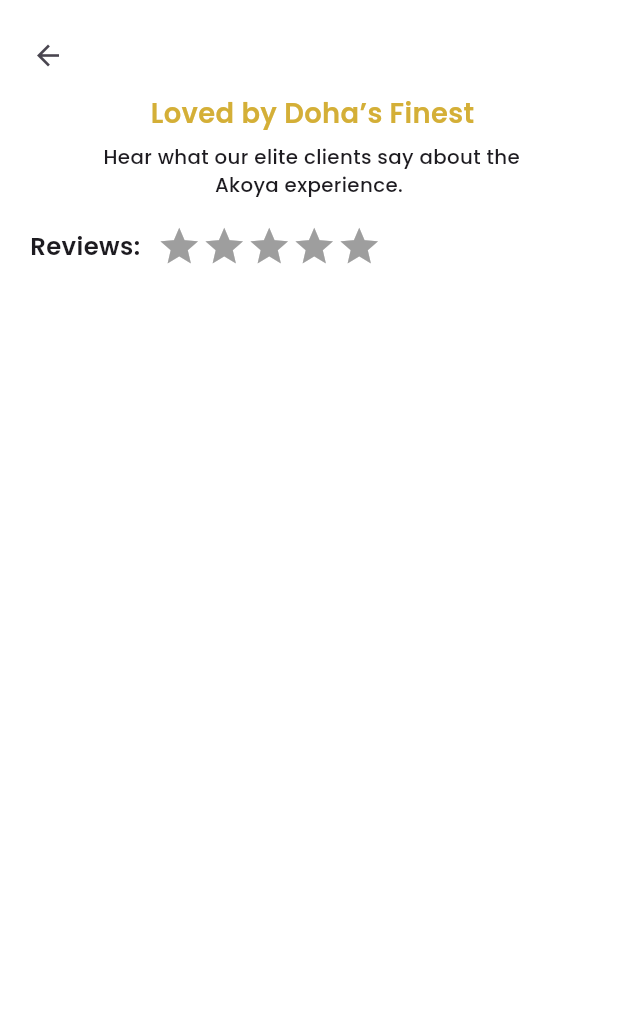
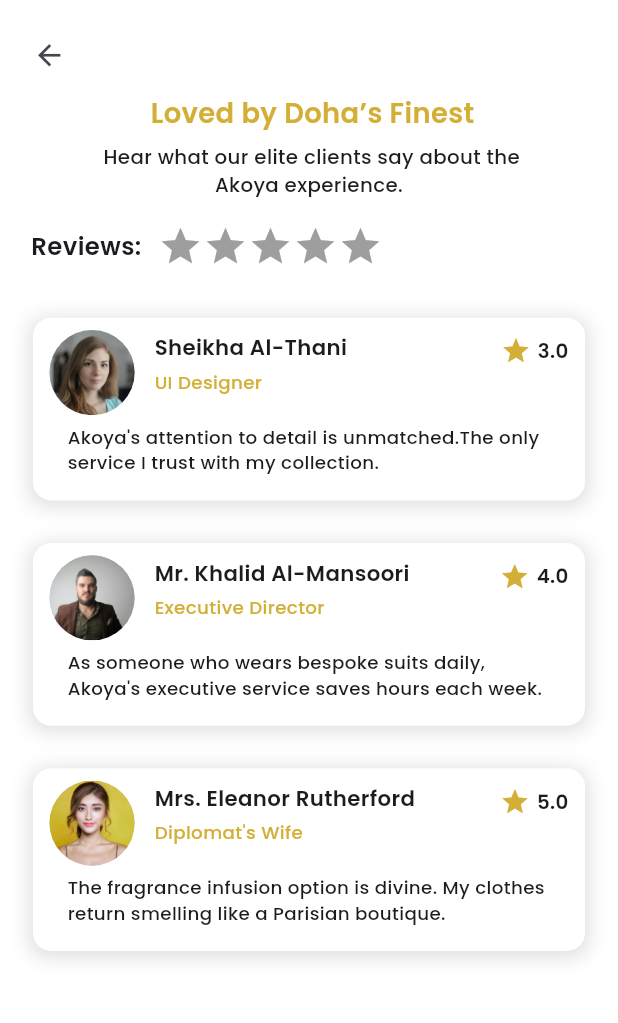
Before and after one commit to umais86/laundry_app, a Flutter app: the Testinomial screen opened directly, on a phone screen of 412 x 824 dp, the part 84-1107 px from its top. Run offline on Flutter 3.47's test engine with Material 3 defaults, Android fonts, the phone set to English and light mode, and no system bars; drawn by our look-alikes of flutter_rating_bar; our stand-ins replace flutter_screenutil, geocoding, geolocator, google_fonts, google_maps_flutter.

Commit message:
things added

```diff
--- a/lib/components/star_rating_card.dart
+++ b/lib/components/star_rating_card.dart
@@ -3,18 +3,112 @@
 import 'package:par_1/utils/colors.dart';
 
 class StarRatingCard extends StatelessWidget {
-  const StarRatingCard({super.key});
+  final String imagePath;
+  final String text;
+  final String text2;
+  final String text3;
+  final String text4;
+
+  const StarRatingCard({
+    super.key,
+    required this.imagePath,
+    required this.text,
+    required this.text2,
+    required this.text3,
+    required this.text4,
+  });
 
   @override
   Widget build(BuildContext context) {
     return Padding(
-      padding: const EdgeInsets.symmetric(horizontal: 12, vertical: 10),
+      padding: EdgeInsets.symmetric(horizontal: 12.w, vertical: 10.h),
       child: Container(
-        height: 115,
+        height: 120.h,
         width: double.infinity,
         decoration: BoxDecoration(
           color: white,
           borderRadius: BorderRadius.circular(12.r),
+          boxShadow: [
+            BoxShadow(
+              blurRadius: 10.r,
+              spreadRadius: 2.r,
+              offset: Offset(0, 2),
+              color: Colors.black12,
+            ),
+          ],
+        ),
+        child: Padding(
+          padding: EdgeInsets.symmetric(horizontal: 10.w),
+          child: Column(
+            children: [
+              Row(
+                crossAxisAlignment: CrossAxisAlignment.start,
+                children: [
+                  Padding(
+                    padding: EdgeInsets.only(top: 8.h),
+                    child: CircleAvatar(
+                      radius: 28.r,
+                      backgroundImage: AssetImage(imagePath),
+                    ),
+                  ),
+                  SizedBox(width: 12.w),
+                  Padding(
+                    padding: EdgeInsets.only(top: 10.h),
+                    child: Column(
+                      crossAxisAlignment: CrossAxisAlignment.start,
+                      children: [
+                        Text(
+                          text,
+                          style: TextStyle(
+                            fontSize: 14.sp,
+                            fontWeight: FontWeight.w600,
+                          ),
+                        ),
+                        SizedBox(height: 4.h),
+                        Text(
+                          text2,
+                          style: TextStyle(
+                            fontSize: 12.sp,
+                            color: txtColor,
+                            fontWeight: FontWeight.w500,
+                          ),
+                        ),
+                      ],
+                    ),
+                  ),
+                  Spacer(),
+                  Padding(
+                    padding: EdgeInsets.only(top: 12.h),
+                    child: Row(
+                      children: [
+                        Icon(Icons.star, color: txtColor, size: 20.sp),
+                        SizedBox(width: 4.w),
+                        Text(
+                          text3,
+                          style: TextStyle(
+                            fontSize: 13.sp,
+                            fontWeight: FontWeight.w600,
+                          ),
+                        ),
+                      ],
+                    ),
+                  ),
+                ],
+              ),
+              SizedBox(height: 6.h),
+              Padding(
+                padding: EdgeInsets.symmetric(horizontal: 12),
+                child: Text(
+                  text4,
+                  textAlign: TextAlign.start,
+                  style: TextStyle(
+                    fontSize: 12.sp,
+                    fontWeight: FontWeight.w500,
+                  ),
+                ),
+              ),
+            ],
+          ),
         ),
       ),
     );
--- a/lib/view/appbar_icon/testinomial.dart
+++ b/lib/view/appbar_icon/testinomial.dart
@@ -1,5 +1,6 @@
 import 'package:flutter/material.dart';
 import 'package:flutter_screenutil/flutter_screenutil.dart';
+import 'package:par_1/components/star_rating_card.dart';
 import 'package:par_1/utils/colors.dart';
 import 'package:par_1/view/appbar_icon/star_rating.dart';
 import 'package:par_1/widgets/custom_app_bar.dart';
@@ -13,7 +14,7 @@
       backgroundColor: white,
       appBar: CustomAppBar(),
       body: Padding(
-        padding: EdgeInsets.symmetric(horizontal: 8, vertical: 8),
+        padding: EdgeInsets.symmetric(horizontal: 8.w, vertical: 8.h),
         child: Column(
           crossAxisAlignment: CrossAxisAlignment.start,
           children: [
@@ -22,7 +23,7 @@
               onPressed: () {
                 Navigator.pop(context);
               },
-              icon: Icon(Icons.arrow_back, size: 22),
+              icon: Icon(Icons.arrow_back, size: 22.r),
             ),
             SizedBox(height: 2.h),
             Center(
@@ -65,6 +66,34 @@
                 ],
               ),
             ),
+            SizedBox(height: 16.h),
+            StarRatingCard(
+              imagePath: 'assets/images/pic.png',
+              text: "Sheikha Al-Thani",
+              text2: 'UI Designer',
+              text3: '3.0',
+              text4:
+                  "Akoya's attention to detail is unmatched.The only service I trust with my collection.",
+            ),
+
+            SizedBox(height: 8.h),
+            StarRatingCard(
+              imagePath: 'assets/images/pic 2.png',
+              text: "Mr. Khalid Al-Mansoori",
+              text2: 'Executive Director',
+              text3: '4.0',
+              text4:
+                  "As someone who wears bespoke suits daily, Akoya's executive service saves hours each week.",
+            ),
+            SizedBox(height: 8.h),
+            StarRatingCard(
+              imagePath: 'assets/images/pic 3.png',
+              text: "Mrs. Eleanor Rutherford",
+              text2: "Diplomat's Wife",
+              text3: '5.0',
+              text4:
+                  "The fragrance infusion option is divine. My clothes return smelling like a Parisian boutique.",
+            ),
           ],
         ),
       ),
```
Also changed, not shown: assets/images/pic 2.png, assets/images/pic 3.png (added), assets/images/pic.png.
